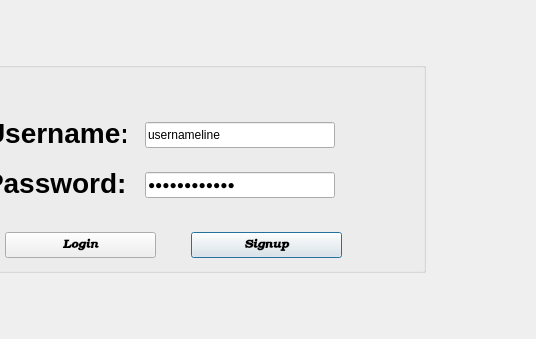
Old version of the form loginwindow.ui in the repository calderon-antoniop410/LibraryPlusPlus; both pictures show x 105 to 641 and y 118 to 457 of the 641 by 457 pixel window.
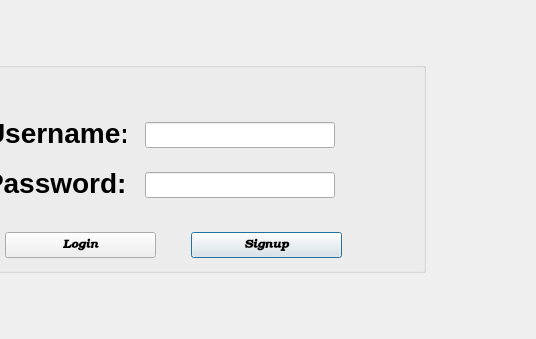
New version of the form. Icons and pictures are not drawn.

Patch:
```diff
--- a/loginwindow.ui
+++ b/loginwindow.ui
@@ -91,7 +91,7 @@
      </rect>
     </property>
     <property name="text">
-     <string>passwordline</string>
+     <string/>
     </property>
     <property name="echoMode">
      <enum>QLineEdit::Password</enum>
@@ -107,7 +107,7 @@
      </rect>
     </property>
     <property name="text">
-     <string>usernameline</string>
+     <string/>
     </property>
    </widget>
    <widget class="QPushButton" name="signupButton">
```
